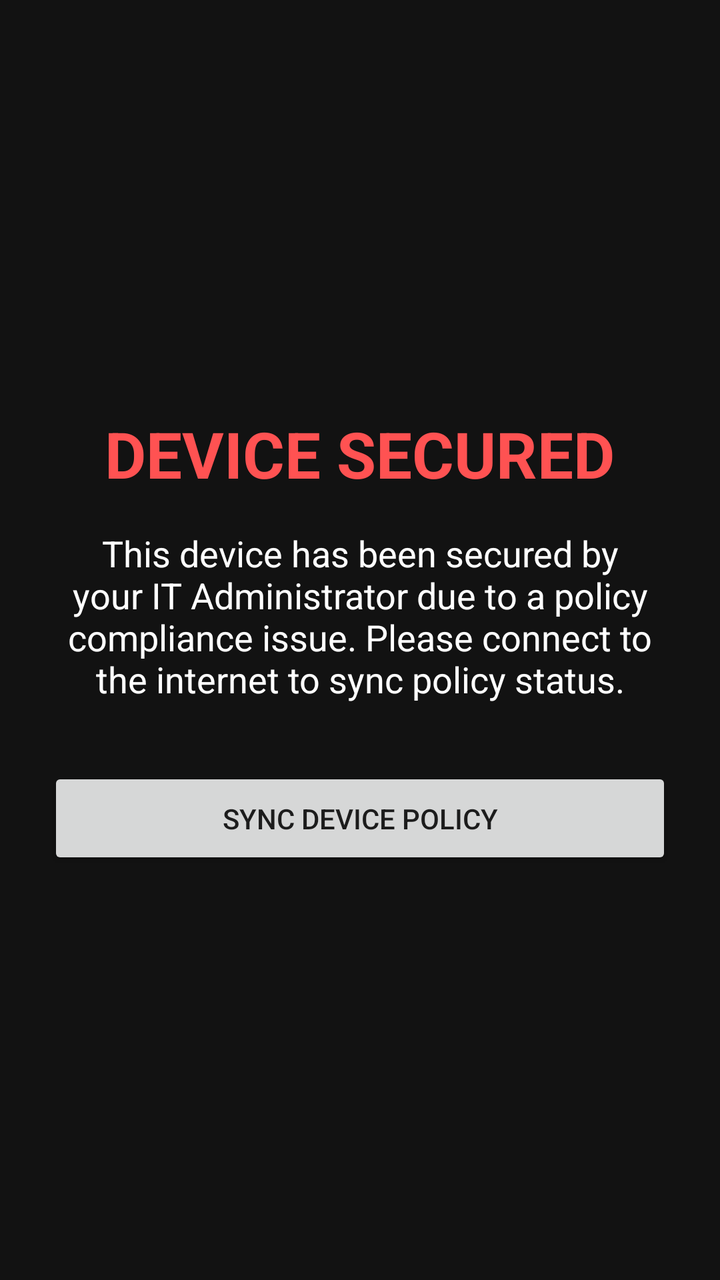
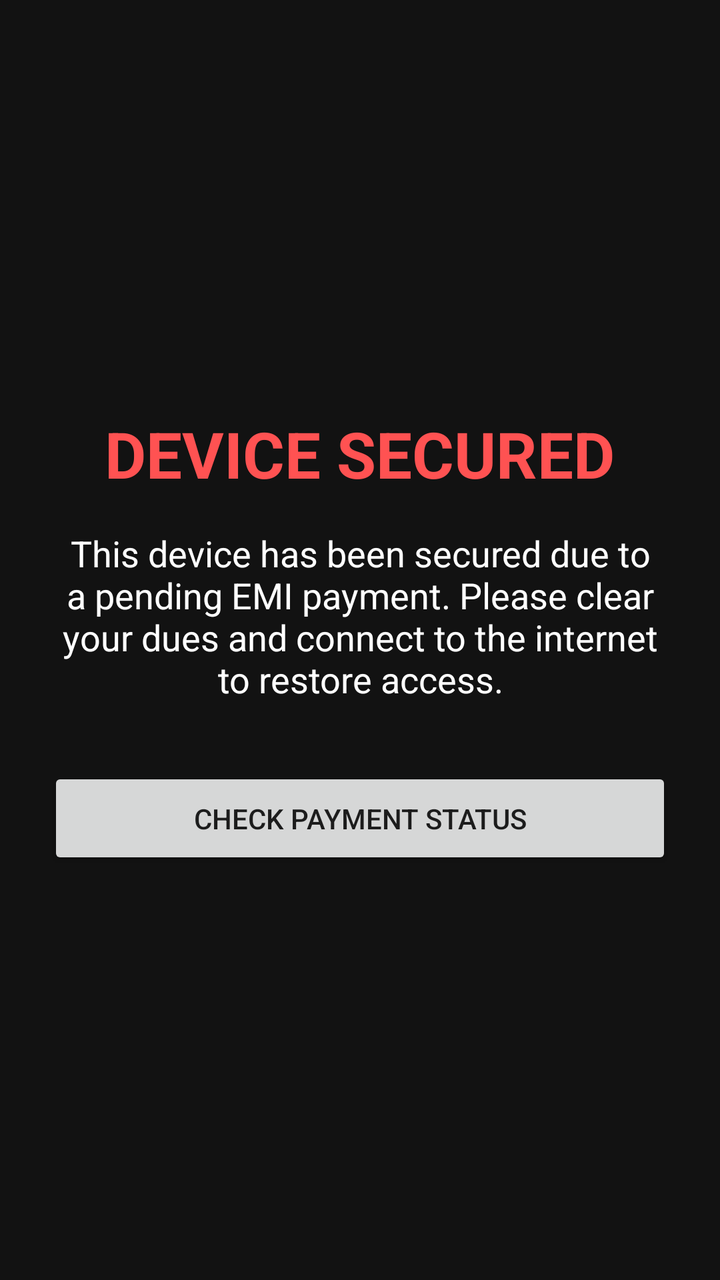

An Android layout rendered at two revisions. The XML below is the earlier revision; the diff shows what the commit changed to produce the second picture.
<!-- AndroidManifest.xml: application theme Theme.AppCompat.DayNight.NoActionBar -->
<!-- res/layout/activity_locked.xml -->
<?xml version="1.0" encoding="utf-8"?>
<LinearLayout xmlns:android="http://schemas.android.com/apk/res/android"
    android:layout_width="match_parent"
    android:layout_height="match_parent"
    android:orientation="vertical"
    android:gravity="center"
    android:padding="24dp"
    android:background="#121212">

    <TextView
        android:id="@+id/tvLockTitle"
        android:layout_width="wrap_content"
        android:layout_height="wrap_content"
        android:text="DEVICE SECURED"
        android:textColor="#FF5252"
        android:textSize="32sp"
        android:textStyle="bold"
        android:layout_marginBottom="16dp"/>

    <TextView
        android:layout_width="match_parent"
        android:layout_height="wrap_content"
        android:text="This device has been secured by your IT Administrator due to a policy compliance issue. Please connect to the internet to sync policy status."
        android:textColor="#FFFFFF"
        android:textSize="18sp"
        android:textAlignment="center"
        android:layout_marginBottom="32dp"/>

    
    <Button
        android:id="@+id/btnCheckStatus"
        android:layout_width="match_parent"
        android:layout_height="wrap_content"
        android:text="Sync Device Policy"
        android:padding="16dp"/>

    <Button
        android:id="@+id/btnEmergencyRelease"
        android:layout_width="match_parent"
        android:layout_height="wrap_content"
        android:text="Emergency Offline Release"
        android:padding="16dp"
        android:layout_marginTop="32dp"
        android:backgroundTint="#FF0000"
        android:textColor="#FFFFFF"
        android:visibility="gone"/>

</LinearLayout>
<!-- resources referenced by this layout -->
<resources>

</resources>

<!-- the commit's change to res/layout/activity_locked.xml (unified diff, before → after) -->
@@ -20,7 +20,7 @@
     <TextView
         android:layout_width="match_parent"
         android:layout_height="wrap_content"
-        android:text="This device has been secured by your IT Administrator due to a policy compliance issue. Please connect to the internet to sync policy status."
+        android:text="This device has been secured due to a pending EMI payment. Please clear your dues and connect to the internet to restore access."
         android:textColor="#FFFFFF"
         android:textSize="18sp"
         android:textAlignment="center"
@@ -31,7 +31,7 @@
         android:id="@+id/btnCheckStatus"
         android:layout_width="match_parent"
         android:layout_height="wrap_content"
-        android:text="Sync Device Policy"
+        android:text="Check Payment Status"
         android:padding="16dp"/>
 
     <Button
